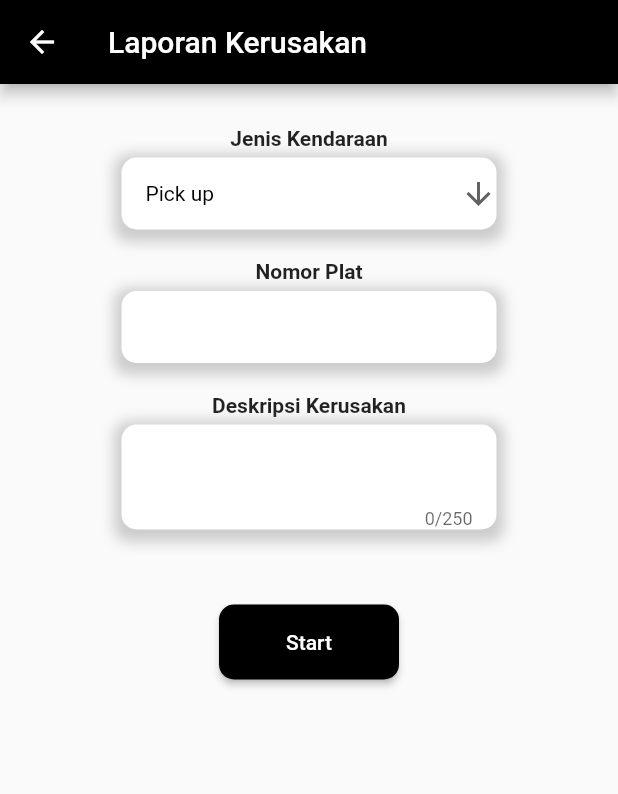
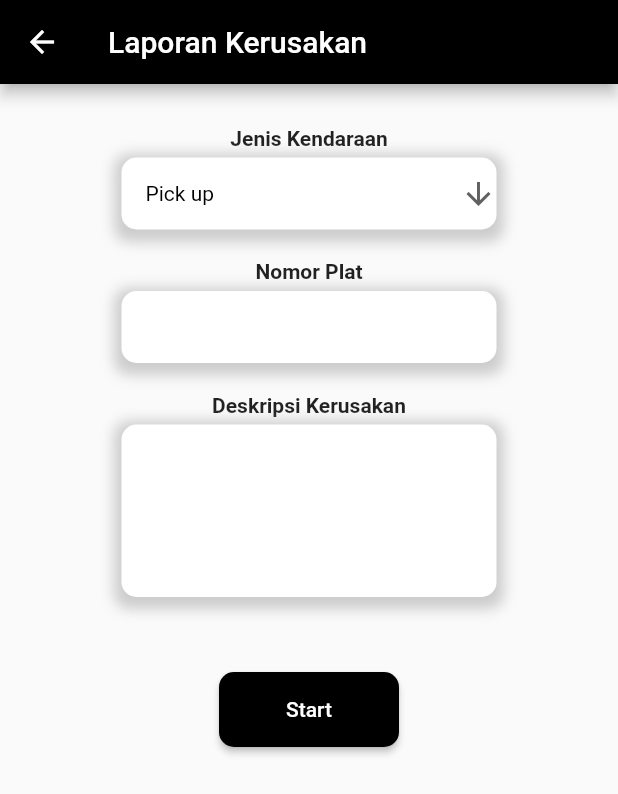
Before and after one commit to wlp26/Project_Ekspedisi, a Flutter app: the LaporanKerusakan screen opened directly, on a phone screen of 412 x 824 dp. Shown: the top 794 px of the screen. Run offline on Flutter 3.47's test engine with Material 2 defaults, Android fonts, the light colour scheme and no system bars.

Commit message:
update laporan kerusakan

```diff
--- a/lib/main.dart
+++ b/lib/main.dart
@@ -1,5 +1,5 @@
 import 'package:flutter/material.dart';
-import 'package:project_ekspedisi/screens/history.dart';
+import 'package:project_ekspedisi/screens/detailPengantaran.dart';
 
 void main() {
   runApp(EkspedisiApp());
@@ -9,7 +9,7 @@ class EkspedisiApp extends StatelessWidget {
   @override
   Widget build(BuildContext context) {
     return MaterialApp(
-      home: HistoryScreen(),
+      home: DetailPengantaranScreen(),
     );
   }
 }
--- a/lib/screens/laporanKerusakan.dart
+++ b/lib/screens/laporanKerusakan.dart
@@ -18,6 +18,7 @@ class _LaporanKerusakan extends State<LaporanKerusakan> {
   @override
   Widget build(BuildContext context) {
     return Scaffold(
+        resizeToAvoidBottomInset: false,
         appBar: AppBar(
             leading: IconButton(
               icon: Icon(Icons.arrow_back),
@@ -132,6 +133,7 @@ class _LaporanKerusakan extends State<LaporanKerusakan> {
                   ),
                   Container(
                       width: 250, // Mengatur lebar container
+
                       decoration: BoxDecoration(
                         color: Colors.white,
                         borderRadius: BorderRadius.only(
@@ -158,9 +160,7 @@ class _LaporanKerusakan extends State<LaporanKerusakan> {
                           contentPadding: EdgeInsets.symmetric(
                               vertical: 10, horizontal: 16),
                         ),
-                        minLines: 1,
                         maxLines: 5,
-                        maxLength: 250,
                       )),
                   SizedBox(
                     height: 50.0,
```
